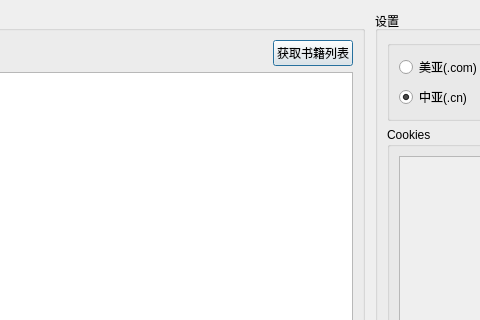
Old version of the form kindle.ui in the repository yihong0618/Kindle_download_helper; both pictures show x 208 to 688 and y 0 to 320 of the 1190 by 872 pixel window.
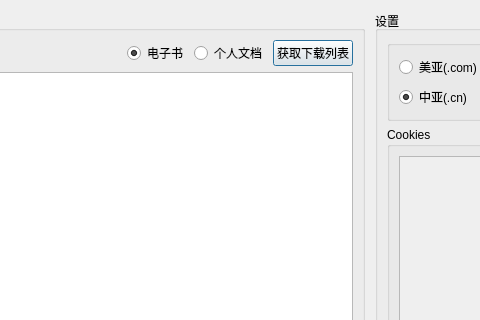
New version of the form. Icons and pictures are not drawn.

Commit message: Add GUI control for file type

```diff
--- a/kindle.ui
+++ b/kindle.ui
@@ -30,10 +30,57 @@
        </property>
        <layout class="QVBoxLayout" name="verticalLayout_5">
         <item alignment="Qt::AlignRight">
-         <widget class="QPushButton" name="fetchButton">
-          <property name="text">
-           <string>获取书籍列表</string>
+         <widget class="QWidget" name="widget" native="true">
+          <property name="minimumSize">
+           <size>
+            <width>0</width>
+            <height>0</height>
+           </size>
           </property>
+          <property name="baseSize">
+           <size>
+            <width>0</width>
+            <height>0</height>
+           </size>
+          </property>
+          <layout class="QHBoxLayout" name="horizontalLayout_6">
+           <property name="leftMargin">
+            <number>0</number>
+           </property>
+           <property name="topMargin">
+            <number>0</number>
+           </property>
+           <property name="rightMargin">
+            <number>0</number>
+           </property>
+           <property name="bottomMargin">
+            <number>0</number>
+           </property>
+           <item>
+            <widget class="QRadioButton" name="radioEBOK">
+             <property name="text">
+              <string>电子书</string>
+             </property>
+             <property name="checked">
+              <bool>true</bool>
+             </property>
+            </widget>
+           </item>
+           <item>
+            <widget class="QRadioButton" name="radioPDO">
+             <property name="text">
+              <string>个人文档</string>
+             </property>
+            </widget>
+           </item>
+           <item>
+            <widget class="QPushButton" name="fetchButton">
+             <property name="text">
+              <string>获取下载列表</string>
+             </property>
+            </widget>
+           </item>
+          </layout>
          </widget>
         </item>
         <item>
```
The commit also changes 2 other files.
